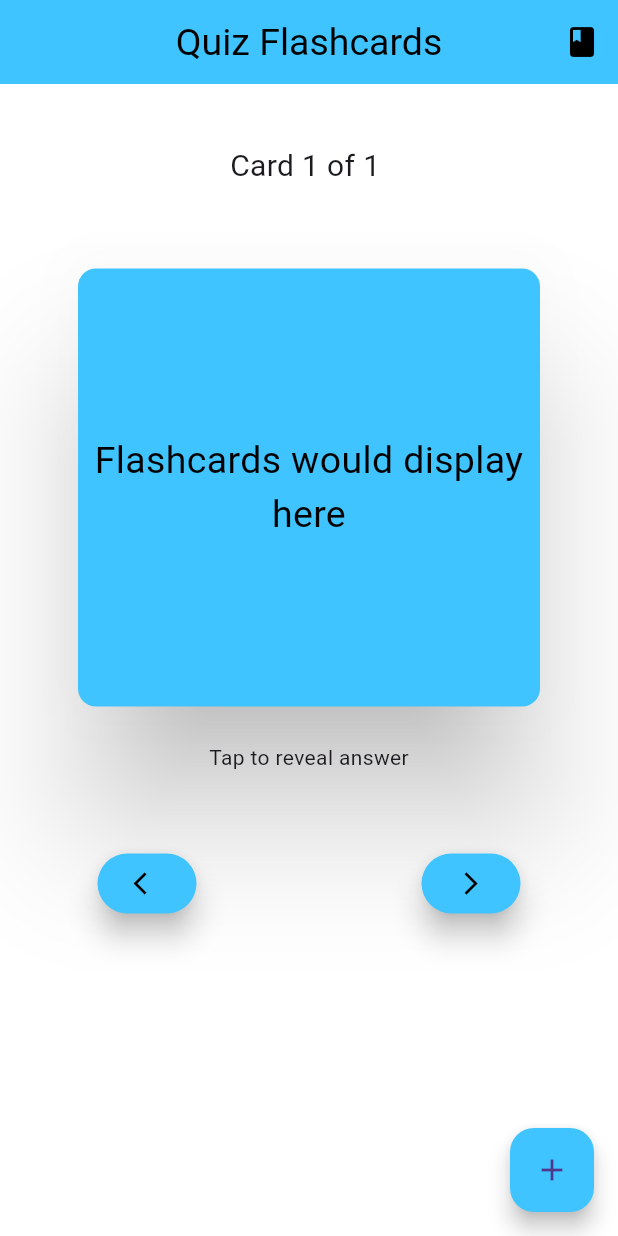
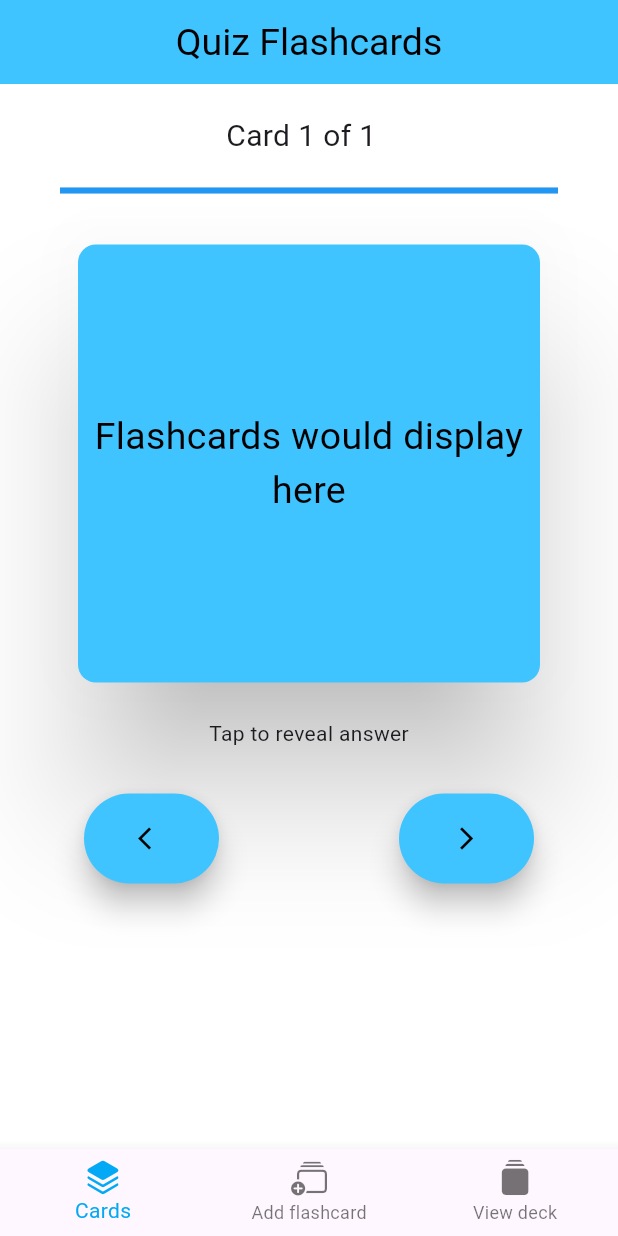
Before and after one commit to AltTheo/flash_recall, a Flutter app: the screen it shows after launch, on a phone screen of 412 x 824 dp. Run offline on Flutter 3.47's test engine with Material 2 defaults, Android fonts, the light colour scheme and no system bars; drawn by our look-alikes of flip_card; our stand-ins replace cloud_firestore, firebase_core, ionicons; accounts and stored records are empty.

Commit message:
added navigation bar, added deck screen and arranged everything

```diff
--- /dev/null
+++ b/lib/bottom_nav.dart
@@ -0,0 +1,63 @@
+import 'package:edcom/add_card.dart';
+import 'package:edcom/home_screen.dart';
+import 'package:edcom/model/deck.dart';
+import 'package:flutter/cupertino.dart';
+import 'package:flutter/material.dart';
+import 'package:ionicons/ionicons.dart';
+
+class BottomNavBar extends StatefulWidget {
+  const BottomNavBar({super.key});
+
+  @override
+  State<StatefulWidget> createState() => BottomNavBarState();
+}
+
+class BottomNavBarState extends State<BottomNavBar> {
+  int selectedIndex = 0;
+  List<Widget> widgetOptions = <Widget>[
+    const HomeScreen(),
+    AddCardScreen(onCardAdded: () {}),
+    const Deck(),
+  ];
+
+  void onItemTapped(int index) {
+    setState(() {
+      selectedIndex = index;
+    });
+  }
+
+  @override
+  Widget build(BuildContext context) {
+    return WillPopScope(
+      onWillPop: () async {
+        return false;
+      },
+      child: Scaffold(
+          // appBar: AppBar(
+          //     title: Text('Bottom NavBar'), backgroundColor: Colors.purple),
+          body: IndexedStack(
+            index: selectedIndex,
+            children: widgetOptions,
+          ),
+          bottomNavigationBar: BottomNavigationBar(
+            fixedColor: Colors.lightBlue,
+            items: const <BottomNavigationBarItem>[
+              BottomNavigationBarItem(
+                  activeIcon: Icon(CupertinoIcons.square_stack_3d_up_fill),
+                  icon: Icon(CupertinoIcons.square_stack_3d_up_fill),
+                  label: 'Cards'),
+              BottomNavigationBarItem(
+                  activeIcon: Icon(CupertinoIcons.rectangle_stack_badge_plus),
+                  icon: Icon(CupertinoIcons.rectangle_stack_badge_plus),
+                  label: 'Add flashcard'),
+              BottomNavigationBarItem(
+                  activeIcon: Icon(CupertinoIcons.square_stack_fill),
+                  icon: Icon(CupertinoIcons.square_stack_fill),
+                  label: 'View deck'),
+            ],
+            currentIndex: selectedIndex,
+            onTap: onItemTapped,
+          )),
+    );
+  }
+}
--- a/lib/home_screen.dart
+++ b/lib/home_screen.dart
@@ -1,10 +1,8 @@
-import 'package:edcom/model/deck.dart';
 import 'package:flip_card/flip_card.dart';
 import 'package:flip_card/flip_card_controller.dart';
 import 'package:flutter/material.dart';
 import 'package:cloud_firestore/cloud_firestore.dart';
 
-import 'add_card.dart';
 import 'flashcard.dart';
 import 'flashcardview.dart';
 
@@ -49,38 +47,45 @@ class _HomeScreenState extends State<HomeScreen> {
     });
   }
 
-  // void updateToNext() {
-  //   setState(() {
-  //     _initial = _initial + 0.1;
-  //     if (_initial > 1.0) {
-  //       _initial = 0.1;
-  //     }
-  //   });
-  // }
-
-  // void updateToPrev() {
-  //   setState(() {
-  //     _initial = _initial - 0.1;
-  //     if (_initial < 0.1) {
-  //       _initial = 1.0;
-  //     }
-  //   });
-  // }
-
   GlobalKey<FlipCardState> flipKey = GlobalKey<FlipCardState>();
   FlipCardController flipController = FlipCardController();
+  Stream<QuerySnapshot> _cardsStream = const Stream.empty();
+
   @override
   void initState() {
     super.initState();
-    _fetchFlashcards();
+    _cardsStream = FirebaseFirestore.instance.collection('Cards').snapshots();
   }
 
-  Future<void> _fetchFlashcards() async {
-    var querySnapshot =
-        await FirebaseFirestore.instance.collection('Cards').get();
+  @override
+  Widget build(BuildContext context) {
+    return Scaffold(
+      appBar: AppBar(
+        title: const Text('Quiz Flashcards'),
+      ),
+      body: StreamBuilder<QuerySnapshot>(
+        stream: _cardsStream,
+        builder: (BuildContext context, AsyncSnapshot<QuerySnapshot> snapshot) {
+          if (snapshot.hasError) {
+            return const Scaffold(
+              body: Center(
+                child: Text('Something went wrong'),
+              ),
+            );
+          }
+
+          if (snapshot.connectionState == ConnectionState.waiting) {
+            return const Scaffold(
+              body: Center(
+                child: CircularProgressIndicator(),
+              ),
+            );
+          }
+
           List<Flashcard> cards = [];
-    for (var doc in querySnapshot.docs) {
-      cards.add(Flashcard(question: doc['question'], answer: doc['answer']));
+          for (var doc in snapshot.data!.docs) {
+            cards.add(
+                Flashcard(question: doc['question'], answer: doc['answer']));
           }
 
           if (cards.isEmpty) {
@@ -89,67 +94,31 @@ class _HomeScreenState extends State<HomeScreen> {
                 answer: 'Flashcards would display here'));
           }
 
-    setState(() {
-      _cards = cards;
-    });
-  }
+          String value = (_initial * cards.length + 1).toStringAsFixed(0);
+          String value1 = (_currentIndex + 1).toString();
+          String total = cards.length.toString();
+          double progress = (_currentIndex + 1) / cards.length;
 
-  Future<void> _onCardAdded() async {
-    await _fetchFlashcards();
-  }
-
-  @override
-  Widget build(BuildContext context) {
-    // If _cards is null, display a progress indicator while we fetch the data from the database.
-    if (_cards == null) {
-      return const Scaffold(
-        body: Center(
-          child: CircularProgressIndicator(),
-        ),
-      );
-    }
-
-    String value = (_initial * _cards!.length + 1).toStringAsFixed(0);
-    return Scaffold(
-      floatingActionButton: FloatingActionButton(
-        isExtended: true,
-        backgroundColor: Colors.lightBlueAccent,
-        onPressed: () {
-          Navigator.of(context).push(
-            MaterialPageRoute(
-                builder: (context) => AddCardScreen(
-                      onCardAdded: _onCardAdded,
-                    )),
-          );
-        },
-        child: const Icon(
-          Icons.add,
-        ),
-      ),
-      appBar: AppBar(
-        actions: <Widget>[
-          IconButton(
-            onPressed: () {
-              Navigator.of(context).push(
-                MaterialPageRoute(builder: (context) => const Deck()),
-              );
-            },
-            icon: const Icon(Icons.book_rounded),
-          ),
-        ],
-        title: const Text('Quiz Flashcards'),
-      ),
-      body: Container(
+          return Container(
             decoration: const BoxDecoration(color: Colors.white),
             child: Center(
               child: Padding(
-            padding: const EdgeInsets.symmetric(vertical: 40.0),
+                padding: const EdgeInsets.symmetric(vertical: 20.0),
                 child: Column(
                   mainAxisAlignment: MainAxisAlignment.start,
                   children: [
-                Text("Card $value of ${_cards!.length} ",
+                    Text("Card $value of $total  ",
                         style: const TextStyle(fontSize: 20)),
                     const SizedBox(height: 20),
+                    Padding(
+                      padding: const EdgeInsets.symmetric(horizontal: 40.0),
+                      child: LinearProgressIndicator(
+                        value: progress,
+                        backgroundColor: Colors.grey[300],
+                        valueColor:
+                            const AlwaysStoppedAnimation<Color>(Colors.blue),
+                      ),
+                    ),
                     const SizedBox(
                       height: 30,
                     ),
@@ -165,10 +134,10 @@ class _HomeScreenState extends State<HomeScreen> {
                           direction: FlipDirection.HORIZONTAL,
                           speed: 650,
                           back: FlashCardView(
-                        text: _cards![_currentIndex].answer,
+                            text: cards[_currentIndex].answer,
                           ),
                           front: FlashCardView(
-                        text: _cards![_currentIndex].question,
+                            text: cards[_currentIndex].question,
                           ),
                         ),
                       ),
@@ -178,29 +147,33 @@ class _HomeScreenState extends State<HomeScreen> {
                     ),
                     const Text('Tap to reveal answer'),
                     const SizedBox(
-                  height: 50.0,
+                      height: 30.0,
                     ),
                     Row(
                       mainAxisAlignment: MainAxisAlignment.center,
                       children: [
                         ElevatedButton(
                           style: ElevatedButton.styleFrom(
+                              shape: RoundedRectangleBorder(
+                                  borderRadius: BorderRadius.circular(32.0)),
+                              minimumSize: const Size(90, 60),
                               elevation: 8,
                               backgroundColor: Colors.lightBlueAccent),
                           onPressed: () {
                             prevCard();
                             // updateToPrev();
                           },
-                      child:
-                          const Icon(Icons.arrow_back_ios, color: Colors.black),
-                      // icon: const Icon(Icons.arrow_forward_ios),
-                      // label: const Text('Next'),
+                          child: const Icon(Icons.arrow_back_ios,
+                              color: Colors.black),
                         ),
                         const SizedBox(
-                      width: 150,
+                          width: 120,
                         ),
                         ElevatedButton(
                           style: ElevatedButton.styleFrom(
+                              shape: RoundedRectangleBorder(
+                                  borderRadius: BorderRadius.circular(32.0)),
+                              minimumSize: const Size(90, 60), //////// HERE
                               elevation: 8,
                               backgroundColor: Colors.lightBlueAccent),
                           onPressed: () {
@@ -211,15 +184,18 @@ class _HomeScreenState extends State<HomeScreen> {
                             Icons.arrow_forward_ios,
                             color: Colors.black,
                           ),
-                      // icon: const Icon(Icons.arrow_forward_ios),
-                      // label: const Text('Next'),
                         ),
                       ],
+                    ),
+                    const SizedBox(
+                      height: 80,
                     ),
                   ],
                 ),
               ),
             ),
+          );
+        },
       ),
     );
   }
--- a/lib/main.dart
+++ b/lib/main.dart
@@ -1,3 +1,4 @@
+import 'package:edcom/bottom_nav.dart';
 import 'package:edcom/home_screen.dart';
 import 'package:firebase_core/firebase_core.dart';
 import 'package:flutter/material.dart';
@@ -36,6 +37,6 @@ class MyAppState extends State<MyApp> {
         themeAnimationCurve: Curves.bounceIn,
         debugShowCheckedModeBanner: false,
         title: 'Flashcard app',
-        home: const HomeScreen());
+        home: const BottomNavBar());
   }
 }
--- a/pubspec.yaml
+++ b/pubspec.yaml
@@ -38,6 +38,7 @@ dependencies:
   flip_card: ^0.7.0
   cloud_firestore: ^4.6.0
   firebase_core: ^2.11.0
+  ionicons: ^0.2.2
 
 dev_dependencies:
   flutter_test:
```
Also changed, not shown: lib/add_card.dart (+25 -5 lines), lib/model/deck.dart (+53 -11 lines), lib/new_card.dart (deleted), pubspec.lock. Lines whose indentation alone changed are shown as unchanged.
